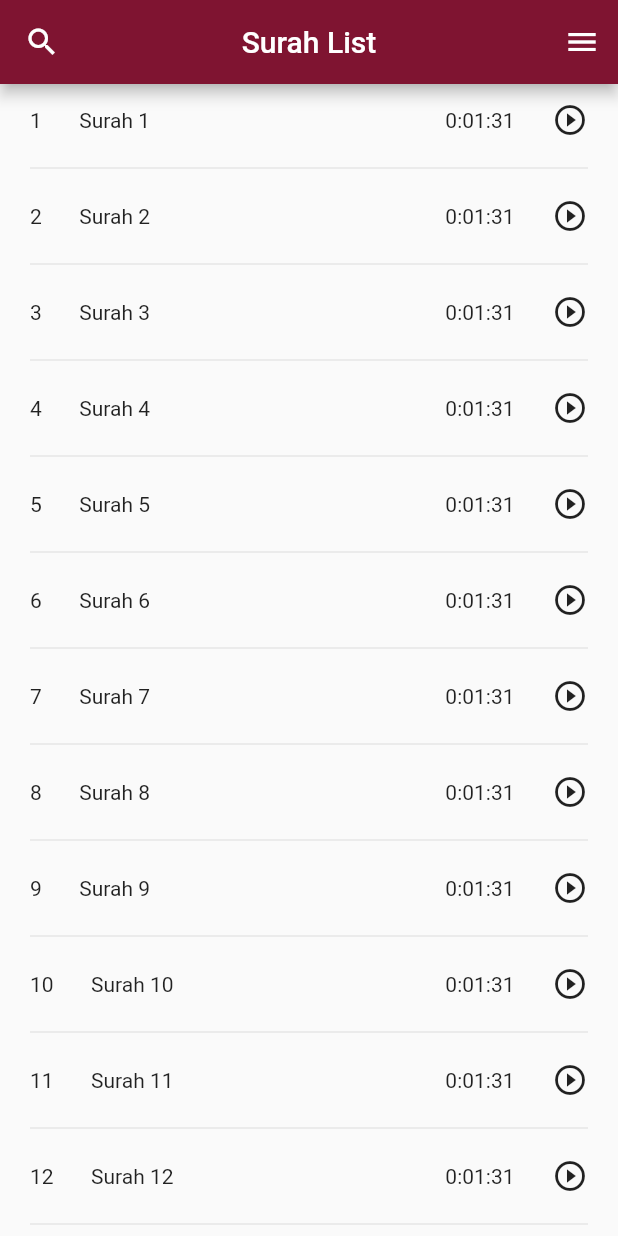
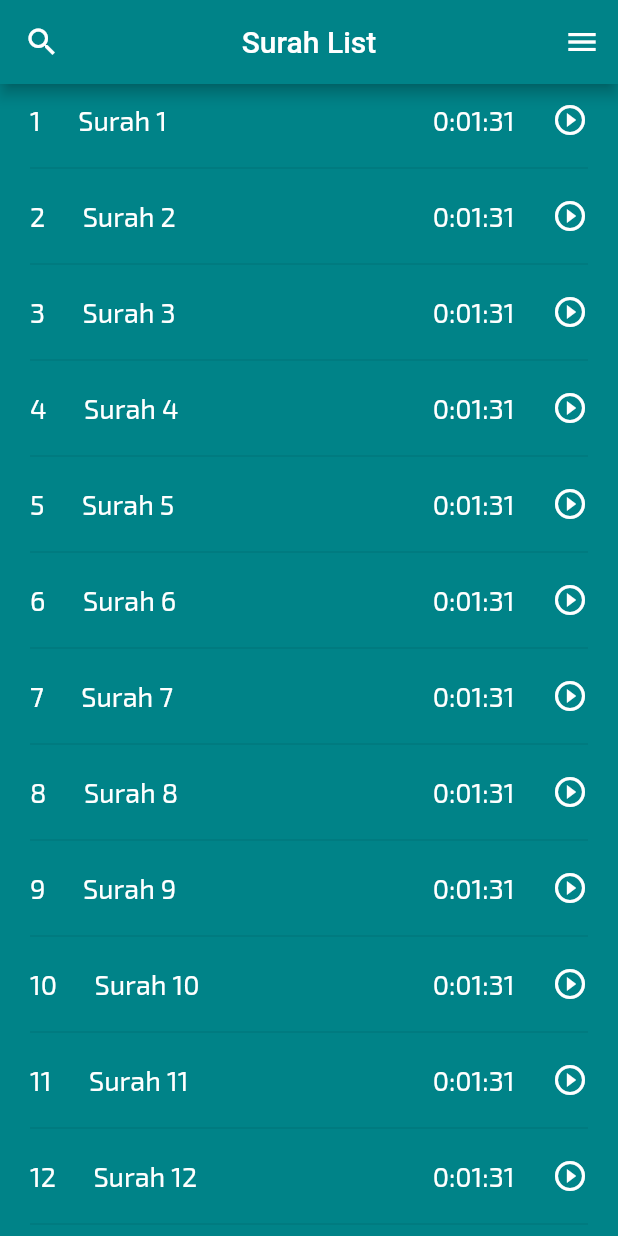
Before and after one commit to monirhelalee/Rakhsaani, a Flutter app: the SurahListScreen screen opened directly, on a phone screen of 412 x 824 dp. Run offline on Flutter 3.47's test engine with Material 2 defaults, Android fonts, the phone set to English and light mode, and no system bars; our stand-ins replace google_fonts, logger.

Commit message:
color and size

```diff
--- a/lib/core/utils/colors.dart
+++ b/lib/core/utils/colors.dart
@@ -1,6 +1,6 @@
 import 'package:flutter/material.dart';
 
-const primaryColor = Color(0xff7F1431);
+const primaryColor = Color(0xff008388);
 const lightGreyColor = Color(0x0ff55555);
 const primaryBlackColor = Color(0xff1c1e1f);
 const greyColor = Color(0xff808080);
@@ -10,7 +10,7 @@ const yellowColor = Color(0xffFFF509);
 const whiteColor = Colors.white;
 const blackColor = Colors.black;
 const MaterialColor primarySwatchColor = MaterialColor(
-  0xff7F1431,
+  0xff008388,
   <int, Color>{
     50: primaryColor,
     100: primaryColor,
--- a/lib/core/utils/styles.dart
+++ b/lib/core/utils/styles.dart
@@ -2,7 +2,12 @@ import 'package:flutter/cupertino.dart';
 import 'package:google_fonts/google_fonts.dart';
 import 'package:rakhsaani/core/utils/utils_exports.dart';
 
-class TextStyles {
+class AppTextStyles {
+  static TextStyle kTileTitle = GoogleFonts.exo2(
+    fontWeight: FontWeight.w400,
+    color: whiteColor,
+    fontSize: 18,
+  );
   static TextStyle title29 = GoogleFonts.exo2(
     fontWeight: FontWeight.w400,
     color: whiteColor,
--- a/lib/core/widgets/common_text_widget.dart
+++ b/lib/core/widgets/common_text_widget.dart
@@ -27,6 +27,6 @@ class CommonTextWidget extends Text {
           textScaleFactor: textScaleFactor,
           maxLines: maxLines,
           semanticsLabel: semanticLabel,
-          style: style ?? TextStyles.regular14,
+          style: style ?? AppTextStyles.regular14,
         );
 }
--- a/lib/features/surah_list/view/surah_list_screen.dart
+++ b/lib/features/surah_list/view/surah_list_screen.dart
@@ -1,4 +1,5 @@
 import 'package:flutter/material.dart';
+import '../../../core/utils/utils_exports.dart';
 import 'widgets/menu.dart';
 import 'widgets/search_surah.dart';
 import 'widgets/separator.dart';
@@ -10,6 +11,7 @@ class SurahListScreen extends StatelessWidget {
   @override
   Widget build(BuildContext context) {
     return Scaffold(
+    backgroundColor: primaryColor,
       appBar: AppBar(
         centerTitle: true,
         title: const Text('Surah List'),
--- a/lib/features/surah_list/view/widgets/surah_tile.dart
+++ b/lib/features/surah_list/view/widgets/surah_tile.dart
@@ -1,4 +1,5 @@
 import 'package:flutter/material.dart';
+import 'package:rakhsaani/core/utils/styles.dart';
 
 class SurahTile extends StatelessWidget {
   const SurahTile({
@@ -13,13 +14,25 @@ class SurahTile extends StatelessWidget {
       padding: const EdgeInsets.symmetric(vertical: 12, horizontal: 20),
       child: Row(
         children: [
-          Text('${index + 1}'),
+          Text(
+            '${index + 1}',
+            style: AppTextStyles.kTileTitle,
+          ),
           const SizedBox(width: 25),
-          Text('Surah ${index + 1}'),
+          Text(
+            'Surah ${index + 1}',
+            style: AppTextStyles.kTileTitle,
+          ),
           const Spacer(),
-          const Text('0:01:31'),
+          Text(
+            '0:01:31',
+            style: AppTextStyles.kTileTitle,
+          ),
           const SizedBox(width: 25),
-          const Icon(Icons.play_circle_outline),
+          const Icon(
+            Icons.play_circle_outline,
+            color: Colors.white,
+          ),
         ],
       ),
     );
```
